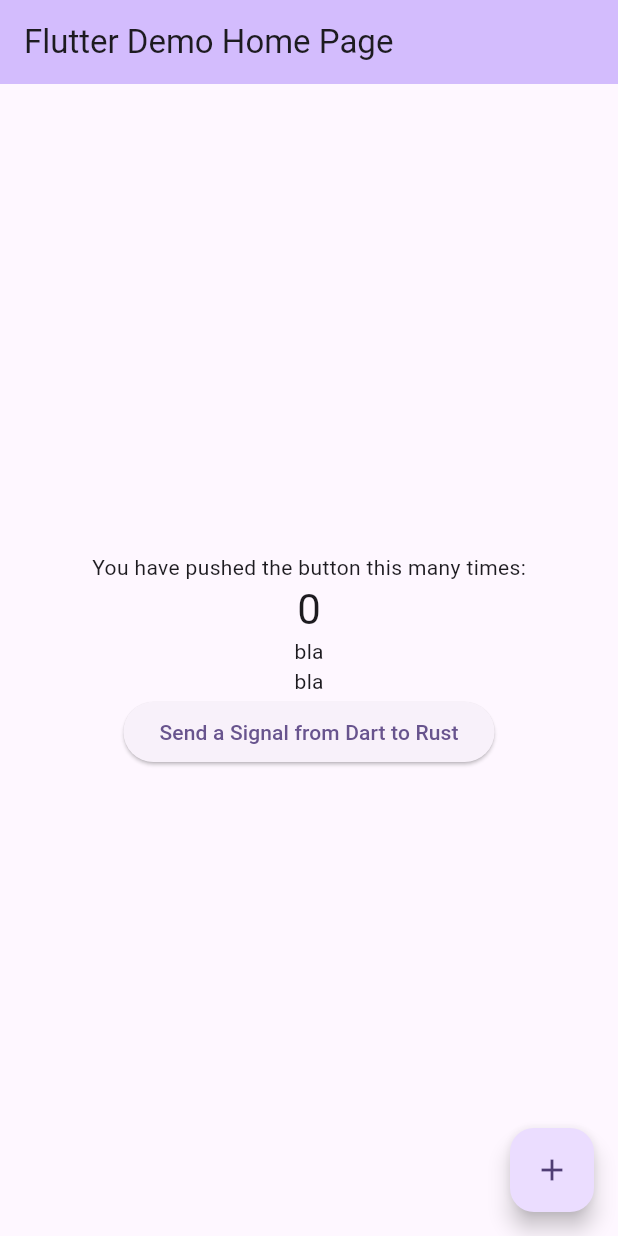
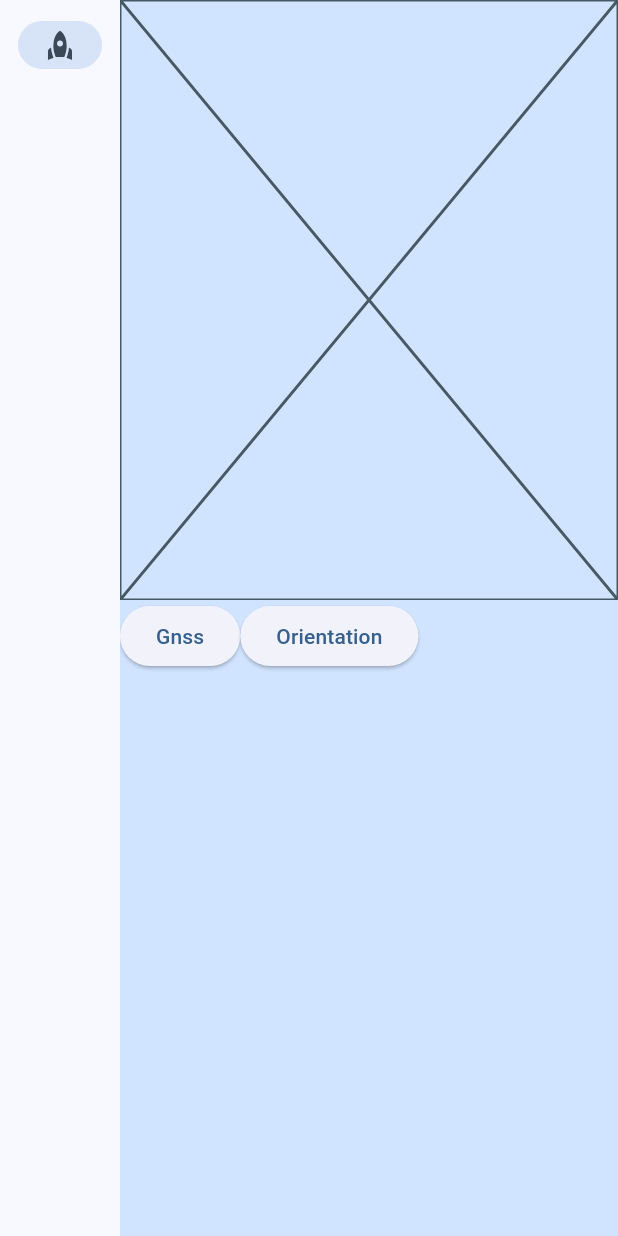
Before and after one commit to Pingoin/stribolith, a Flutter app: the screen it shows after launch, on a phone screen of 412 x 824 dp. Run offline on Flutter 3.47's test engine with Material 3 defaults, Android fonts, the phone set to English and light mode, and no system bars; our stand-ins replace go_router; missing offline and left inert: rinf.

Commit message:
feat: layout in frontend

```diff
--- /dev/null
+++ b/lib/components/layout.dart
@@ -0,0 +1,77 @@
+import 'package:flutter/material.dart';
+import 'package:go_router/go_router.dart';
+import 'package:stribolith/router.dart';
+
+class AppLayout extends StatefulWidget {
+  const AppLayout(this.child, {super.key});
+
+  final Widget child;
+
+  @override
+  State<AppLayout> createState() => _AppLayoutState();
+}
+
+class _AppLayoutState extends State<AppLayout> {
+  int selectedIndex = 0;
+  @override
+  Widget build(BuildContext context) {
+    final theme = Theme.of(context);
+    final style = theme.textTheme.labelSmall!.copyWith(
+      color: theme.colorScheme.tertiary,
+    );
+    return LayoutBuilder(
+      builder: (context, constraints) {
+        return Scaffold(
+          body: Row(
+            children: [
+              SafeArea(
+                child: SingleChildScrollView(
+                  child: ConstrainedBox(
+                    constraints: BoxConstraints(
+                      minHeight: MediaQuery.of(context).size.height,
+                    ),
+                    child: IntrinsicHeight(
+                      child: navigation(constraints, style, context),
+                    ),
+                  ),
+                ),
+              ),
+              Expanded(
+                child: Container(
+                  color: Theme.of(context).colorScheme.primaryContainer,
+                  child: SingleChildScrollView(
+                    child: ConstrainedBox(child: widget.child,
+                    constraints: BoxConstraints(
+                      minHeight: MediaQuery.of(context).size.height,
+                    ),),
+
+                  ),
+                ),
+              ),
+            ],
+          ),
+        );
+      },
+    );
+  }
+
+  NavigationRail navigation(
+    BoxConstraints constraints,
+    TextStyle style,
+    BuildContext context,
+  ) {
+    return NavigationRail(
+      extended: constraints.maxWidth >= 600,
+      unselectedLabelTextStyle: style,
+      destinations:
+          baseRouteDestinations.map((el) => el.toNavRailDest()).toList(),
+      selectedIndex: selectedIndex,
+      onDestinationSelected: (value) {
+        setState(() {
+          selectedIndex = value;
+          context.go(baseRouteDestinations[selectedIndex].path);
+        });
+      },
+    );
+  }
+}
--- a/lib/main.dart
+++ b/lib/main.dart
@@ -1,4 +1,5 @@
 import 'package:rinf/rinf.dart';
+import 'package:stribolith/router.dart';
 import 'src/bindings/bindings.dart';
 import 'package:flutter/material.dart';
 
@@ -13,148 +14,12 @@ class MyApp extends StatelessWidget {
   // This widget is the root of your application.
   @override
   Widget build(BuildContext context) {
-    return MaterialApp(
+    return MaterialApp.router(
       title: 'Flutter Demo',
+      routerConfig: router,
       theme: ThemeData(
-        // This is the theme of your application.
-        //
-        // TRY THIS: Try running your application with "flutter run". You'll see
-        // the application has a purple toolbar. Then, without quitting the app,
-        // try changing the seedColor in the colorScheme below to Colors.green
-        // and then invoke "hot reload" (save your changes or press the "hot
-        // reload" button in a Flutter-supported IDE, or press "r" if you used
-        // the command line to start the app).
-        //
-        // Notice that the counter didn't reset back to zero; the application
-        // state is not lost during the reload. To reset the state, use hot
-        // restart instead.
-        //
-        // This works for code too, not just values: Most code changes can be
-        // tested with just a hot reload.
-        colorScheme: ColorScheme.fromSeed(seedColor: Colors.deepPurple),
+        colorScheme: ColorScheme.fromSeed(seedColor: Colors.blue),
       ),
-      home: const MyHomePage(title: 'Flutter Demo Home Page'),
     );
   }
 }
-
-class MyHomePage extends StatefulWidget {
-  const MyHomePage({super.key, required this.title});
-
-  // This widget is the home page of your application. It is stateful, meaning
-  // that it has a State object (defined below) that contains fields that affect
-  // how it looks.
-
-  // This class is the configuration for the state. It holds the values (in this
-  // case the title) provided by the parent (in this case the App widget) and
-  // used by the build method of the State. Fields in a Widget subclass are
-  // always marked "final".
-
-  final String title;
-
-  @override
-  State<MyHomePage> createState() => _MyHomePageState();
-}
-
-class _MyHomePageState extends State<MyHomePage> {
-  int _counter = 0;
-
-  void _incrementCounter() {
-    setState(() {
-      // This call to setState tells the Flutter framework that something has
-      // changed in this State, which causes it to rerun the build method below
-      // so that the display can reflect the updated values. If we changed
-      // _counter without calling setState(), then the build method would not be
-      // called again, and so nothing would appear to happen.
-      _counter++;
-    });
-  }
-
-  @override
-  Widget build(BuildContext context) {
-    // This method is rerun every time setState is called, for instance as done
-    // by the _incrementCounter method above.
-    //
-    // The Flutter framework has been optimized to make rerunning build methods
-    // fast, so that you can just rebuild anything that needs updating rather
-    // than having to individually change instances of widgets.
-    return Scaffold(
-      appBar: AppBar(
-        // TRY THIS: Try changing the color here to a specific color (to
-        // Colors.amber, perhaps?) and trigger a hot reload to see the AppBar
-        // change color while the other colors stay the same.
-        backgroundColor: Theme.of(context).colorScheme.inversePrimary,
-        // Here we take the value from the MyHomePage object that was created by
-        // the App.build method, and use it to set our appbar title.
-        title: Text(widget.title),
-      ),
-      body: Center(
-        // Center is a layout widget. It takes a single child and positions it
-        // in the middle of the parent.
-        child: Column(
-          // Column is also a layout widget. It takes a list of children and
-          // arranges them vertically. By default, it sizes itself to fit its
-          // children horizontally, and tries to be as tall as its parent.
-          //
-          // Column has various properties to control how it sizes itself and
-          // how it positions its children. Here we use mainAxisAlignment to
-          // center the children vertically; the main axis here is the vertical
-          // axis because Columns are vertical (the cross axis would be
-          // horizontal).
-          //
-          // TRY THIS: Invoke "debug painting" (choose the "Toggle Debug Paint"
-          // action in the IDE, or press "p" in the console), to see the
-          // wireframe for each widget.
-          mainAxisAlignment: MainAxisAlignment.center,
-          children: <Widget>[
-            const Text('You have pushed the button this many times:'),
-            Text(
-              '$_counter',
-              style: Theme.of(context).textTheme.headlineMedium,
-            ),
-            // Rebuild the widget from Rust signals on each render frame.
-            // Some Rust signals between frames may be ignored.
-            StreamBuilder(
-              stream: GnssData.rustSignalStream,
-              builder: (context, snapshot) {
-                final signalPack = snapshot.data;
-                if (signalPack == null) {
-                  return Text("bla");
-                } else {
-                  GnssData message = signalPack.message;
-                  return Text(message.satellites.length.toString());
-                }
-              },
-            ),
-                        StreamBuilder(
-              stream: EulerAngle.rustSignalStream,
-              builder: (context, snapshot) {
-                final signalPack = snapshot.data;
-                if (signalPack == null) {
-                  return Text("bla");
-                } else {
-                  EulerAngle message = signalPack.message;
-                  return Text(message.pitch.toStringAsPrecision(6));
-                }
-              },
-            ),
-            ElevatedButton(
-              onPressed: () async {
-                MyPreciousData(
-                  inputNumbers: [3, 4, 5],
-                  inputString: 'Zero-cost abstraction',
-                ).sendSignalToRust(); // GENERATED
-              },
-              child: Text('Send a Signal from Dart to Rust'),
-            ),
-          ],
-        ),
-      ),
-      floatingActionButton: FloatingActionButton(
-        onPressed: _incrementCounter,
-        tooltip: 'Increment',
-        child: const Icon(Icons.add),
-      ), // This trailing comma makes auto-formatting nicer for build methods.
-    );
-  }
-}
--- /dev/null
+++ b/lib/pages/piscope.dart
@@ -0,0 +1,24 @@
+import 'package:flutter/material.dart';
+import 'package:go_router/go_router.dart';
+import 'package:stribolith/router.dart';
+
+class Piscope extends StatelessWidget {
+  final Widget? child;
+  final List<Destination> children;
+  const Piscope(this.child, this.children,{super.key});
+
+  @override
+  Widget build(BuildContext context) {
+    return Column(
+      children: [
+        child == null ? Placeholder() : child!,
+        Row(
+          children: children.map((el)=> ElevatedButton(onPressed: (){
+          context.go(el.path);
+        }, child: Text(el.name))).toList(),
+        )
+
+      ],
+    );
+  }
+}
--- /dev/null
+++ b/lib/pages/piscope/orientation_raw.dart
@@ -0,0 +1,24 @@
+import 'package:flutter/material.dart';
+import 'package:stribolith/src/bindings/bindings.dart';
+
+class OrientationRaw extends StatelessWidget {
+  const OrientationRaw({
+    super.key,
+  });
+
+  @override
+  Widget build(BuildContext context) {
+    return StreamBuilder(
+      stream: EulerAngle.rustSignalStream,
+      builder: (context, snapshot) {
+        final signalPack = snapshot.data;
+        if (signalPack == null) {
+          return Placeholder();
+        } else {
+          EulerAngle message = signalPack.message;
+          return Text(message.pitch.toStringAsPrecision(6));
+        }
+      },
+    );
+  }
+}
--- /dev/null
+++ b/lib/router.dart
@@ -0,0 +1,95 @@
+import 'package:flutter/material.dart';
+import 'package:go_router/go_router.dart';
+import 'package:stribolith/components/layout.dart';
+import 'package:stribolith/pages/piscope.dart';
+import 'package:stribolith/pages/piscope/gnss_raw.dart';
+import 'package:stribolith/pages/piscope/orientation_raw.dart';
+
+// GoRouter configuration
+final router = GoRouter(
+  initialLocation: '/',
+  navigatorKey: _rootNavigatorKey,
+  routes: [
+    ShellRoute(
+      navigatorKey: _shellNavigatorKey,
+      builder: (context, state, child) {
+        return AppLayout(child);
+      },
+      routes: baseRouteDestinations.map((el) => el.toGoRoute()).toList(),
+    ),
+  ],
+);
+
+final _rootNavigatorKey = GlobalKey<NavigatorState>();
+final _shellNavigatorKey = GlobalKey<NavigatorState>();
+
+final baseRouteDestinations = [
+  Destination(
+    name:
+        'Piscope',
+    path: '/',
+    page: (context, state, child, children) {
+      return Piscope(child, children);
+    },
+    icon: Icon(Icons.rocket),
+    children: [
+      Destination(
+        name: "Gnss",
+        path: "/gnss",
+        page: (context, state, child, children) {
+          return GnssRaw();
+        },
+        children: [],
+        icon: Icon(Icons.gps_fixed),
+      ),
+            Destination(
+        name: "Orientation",
+        path: "/",
+        page: (context, state, child, children) {
+          return OrientationRaw();
+        },
+        children: [],
+        icon: Icon(Icons.gps_fixed),
+      ),
+    ],
+  ),
+];
+
+class Destination {
+  String name;
+  String path;
+  Widget Function(BuildContext, GoRouterState, Widget?, List<Destination>) page;
+  Widget icon;
+  GlobalKey<NavigatorState>? parentNavigationKey;
+  List<Destination> children;
+
+  Destination({
+    required this.name,
+    required this.path,
+    required this.page,
+    required this.icon,
+    required this.children,
+    this.parentNavigationKey,
+  });
+
+  RouteBase toGoRoute() {
+    if (children.isEmpty) {
+      return GoRoute(
+        path: path,
+        name: name,
+        builder: (context, state) => page(context, state, null, []),
+        parentNavigatorKey: parentNavigationKey,
+      );
+    } else {
+      return ShellRoute(
+        routes: children.map((el) => el.toGoRoute()).toList(),
+        builder:
+            (context, state, child) => page(context, state, child, children),
+      );
+    }
+  }
+
+  NavigationRailDestination toNavRailDest() {
+    return NavigationRailDestination(icon: icon, label: Text(name));
+  }
+}
--- a/pubspec.yaml
+++ b/pubspec.yaml
@@ -37,6 +37,7 @@ dependencies:
   rinf: ^8.0.0
   meta: ^1.16.0
   tuple: ^2.0.2
+  go_router: ^15.1.1
 
 dev_dependencies:
   flutter_test:
```
Also changed, not shown: lib/components/gnss_data_widget.dart (added, +150 -0 lines), lib/pages/piscope/gnss_raw.dart (added, +25 -0 lines), pubspec.lock.
